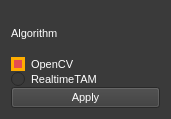
This is ui/probe_detection.ui in AllenNeuralDynamics/parallax as Qt 5 draws it before an edit. The edited form follows.
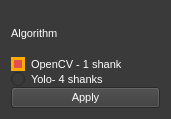
This is the edited form.

Commit message: Change probe detect algorithm in UI

```diff
--- a/ui/probe_detection.ui
+++ b/ui/probe_detection.ui
@@ -68,7 +68,7 @@
    <item row="1" column="0">
     <widget class="QRadioButton" name="radioButton1">
      <property name="text">
-      <string>OpenCV</string>
+      <string>OpenCV - 1 shank</string>
      </property>
      <property name="checked">
       <bool>true</bool>
@@ -81,7 +81,7 @@
       <bool>false</bool>
      </property>
      <property name="text">
-      <string>RealtimeTAM</string>
+      <string>Yolo- 4 shanks</string>
      </property>
     </widget>
    </item>
```
